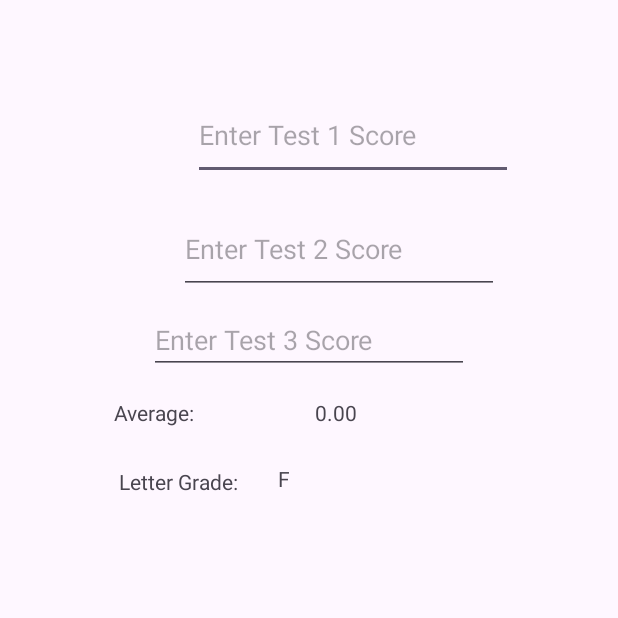
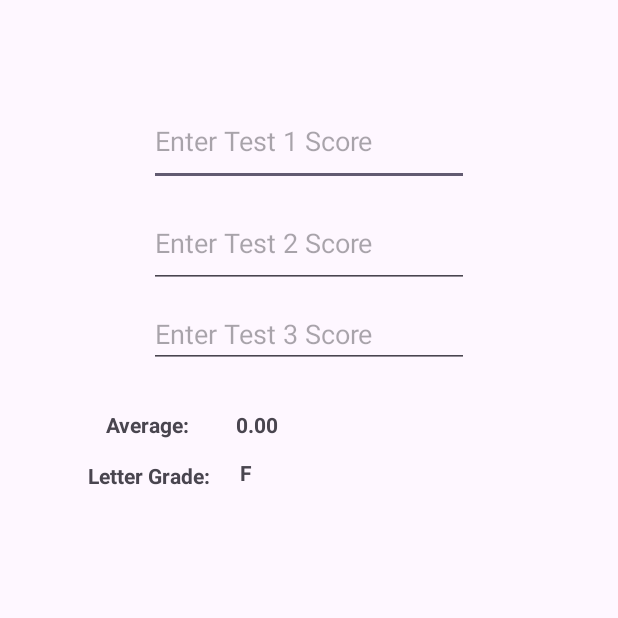
Before and after one commit to nniroula/Mobile_test1_part2, an Android app: the screen it shows after launch (MainActivity), on a phone screen of 412 x 824 dp, the top half of it. Run offline under Robolectric (Android 15) with nearby library versions, the phone set to English and light mode, and no system bars.

Commit message:
refactor the UI

```diff
--- a/app/src/main/res/layout/activity_main.xml
+++ b/app/src/main/res/layout/activity_main.xml
@@ -8,23 +8,29 @@
 
     <TextView
         android:id="@+id/textViewLetterGrade"
-        android:layout_width="113dp"
-        android:layout_height="27dp"
-        android:layout_marginStart="8dp"
-        android:layout_marginTop="8dp"
+        android:layout_width="80dp"
+        android:layout_height="24dp"
+        android:layout_marginStart="16dp"
+        android:layout_marginTop="4dp"
+        android:layout_marginEnd="135dp"
         android:onClick="onClick"
         android:text="@string/LetterGradeVal"
+        android:textStyle="bold"
+        app:layout_constraintEnd_toEndOf="parent"
+        app:layout_constraintHorizontal_bias="0.0"
         app:layout_constraintStart_toEndOf="@+id/textViewLetterGradeLabel"
         app:layout_constraintTop_toBottomOf="@+id/textViewAverage" />
 
     <TextView
         android:id="@+id/textViewAverage"
         android:layout_width="110dp"
-        android:layout_height="36dp"
-        android:layout_marginTop="16dp"
-        android:layout_marginEnd="32dp"
+        android:layout_height="28dp"
+        android:layout_marginStart="8dp"
+        android:layout_marginTop="28dp"
+        android:layout_marginEnd="128dp"
         android:onClick="onClick"
         android:text="@string/Average"
+        android:textStyle="bold"
         app:layout_constraintEnd_toEndOf="parent"
         app:layout_constraintStart_toEndOf="@+id/textViewAverageLabel"
         app:layout_constraintTop_toBottomOf="@+id/editTextScore3" />
@@ -34,14 +40,14 @@
         android:layout_width="wrap_content"
         android:layout_height="60dp"
         android:layout_marginStart="16dp"
-        android:layout_marginTop="60dp"
+        android:layout_marginTop="64dp"
         android:layout_marginEnd="16dp"
         android:ems="10"
         android:hint="@string/testOneHint"
         android:inputType="text"
         android:onClick="onClick"
         app:layout_constraintEnd_toEndOf="parent"
-        app:layout_constraintHorizontal_bias="0.674"
+        app:layout_constraintHorizontal_bias="0.502"
         app:layout_constraintStart_toStartOf="parent"
         app:layout_constraintTop_toTopOf="parent" />
 
@@ -50,14 +56,14 @@
         android:layout_width="wrap_content"
         android:layout_height="60dp"
         android:layout_marginStart="16dp"
-        android:layout_marginTop="16dp"
+        android:layout_marginTop="8dp"
         android:layout_marginEnd="16dp"
         android:ems="10"
         android:hint="@string/TestTwo"
         android:inputType="text"
         android:onClick="onClick"
         app:layout_constraintEnd_toEndOf="parent"
-        app:layout_constraintHorizontal_bias="0.621"
+        app:layout_constraintHorizontal_bias="0.502"
         app:layout_constraintStart_toStartOf="parent"
         app:layout_constraintTop_toBottomOf="@+id/editTextScore1" />
 
@@ -78,24 +84,27 @@
 
     <TextView
         android:id="@+id/textViewAverageLabel"
-        android:layout_width="73dp"
-        android:layout_height="38dp"
-        android:layout_marginStart="16dp"
-        android:layout_marginTop="16dp"
+        android:layout_width="61dp"
+        android:layout_height="30dp"
+        android:layout_marginStart="54dp"
+        android:layout_marginTop="28dp"
         android:text="@string/AverageLabel"
+        android:textStyle="bold"
         app:layout_constraintEnd_toStartOf="@+id/textViewAverage"
         app:layout_constraintStart_toStartOf="parent"
         app:layout_constraintTop_toBottomOf="@+id/editTextScore3" />
 
     <TextView
         android:id="@+id/textViewLetterGradeLabel"
-        android:layout_width="98dp"
-        android:layout_height="29dp"
+        android:layout_width="85dp"
+        android:layout_height="28dp"
         android:layout_marginStart="16dp"
-        android:layout_marginTop="8dp"
+        android:layout_marginTop="4dp"
+        android:layout_marginEnd="8dp"
         android:text="@string/LetterGrade"
+        android:textStyle="bold"
         app:layout_constraintEnd_toEndOf="parent"
-        app:layout_constraintHorizontal_bias="0.213"
+        app:layout_constraintHorizontal_bias="0.141"
         app:layout_constraintStart_toStartOf="parent"
         app:layout_constraintTop_toBottomOf="@+id/textViewAverageLabel" />
 
```
